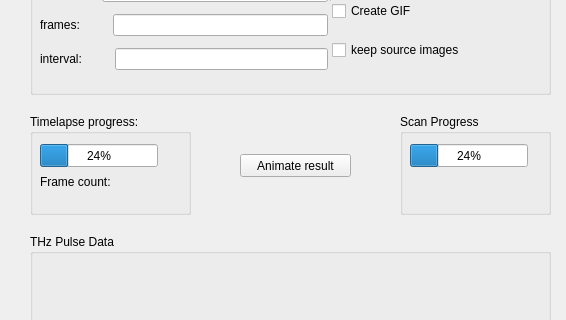
Above: View/Designer/periodicMeasurementUI.ui from Srinivas-Ganti/TQC before the change; both pictures show x 0 to 566 and y 196 to 516 of the 566 by 953 pixel window. Below: the same form after it.
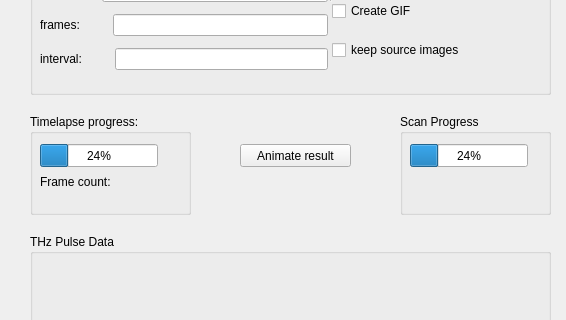
That is the form after the change. Custom widgets are drawn as their Qt base class.

Commit message: remove fft, tds checkboxes

```diff
--- a/View/Designer/periodicMeasurementUI.ui
+++ b/View/Designer/periodicMeasurementUI.ui
@@ -263,7 +263,7 @@
     <property name="geometry">
      <rect>
       <x>240</x>
-      <y>350</y>
+      <y>340</y>
       <width>111</width>
       <height>23</height>
      </rect>
```
